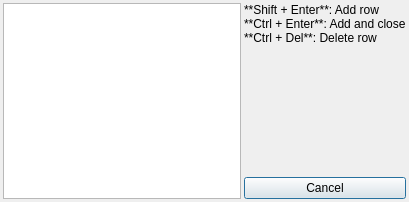
KrusnikViers/Lexicanum, file ui/lookup_dialog.ui: the form before one commit.
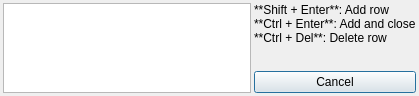
The form after the commit.

Patch:
```diff
--- a/ui/lookup_dialog.ui
+++ b/ui/lookup_dialog.ui
@@ -6,8 +6,8 @@
    <rect>
     <x>0</x>
     <y>0</y>
-    <width>409</width>
-    <height>202</height>
+    <width>419</width>
+    <height>96</height>
    </rect>
   </property>
   <layout class="QHBoxLayout" name="main_layout">
@@ -27,7 +27,30 @@
     <number>3</number>
    </property>
    <item>
-    <widget class="QTableView" name="table_view_placeholder"/>
+    <layout class="QVBoxLayout" name="_layout_2">
+     <property name="spacing">
+      <number>0</number>
+     </property>
+     <item>
+      <widget class="QTableView" name="table_view_placeholder"/>
+     </item>
+     <item>
+      <spacer name="_spacer_2">
+       <property name="orientation">
+        <enum>Qt::Vertical</enum>
+       </property>
+       <property name="sizeType">
+        <enum>QSizePolicy::Expanding</enum>
+       </property>
+       <property name="sizeHint" stdset="0">
+        <size>
+         <width>20</width>
+         <height>40</height>
+        </size>
+       </property>
+      </spacer>
+     </item>
+    </layout>
    </item>
    <item>
     <layout class="QVBoxLayout" name="_layout">
```
